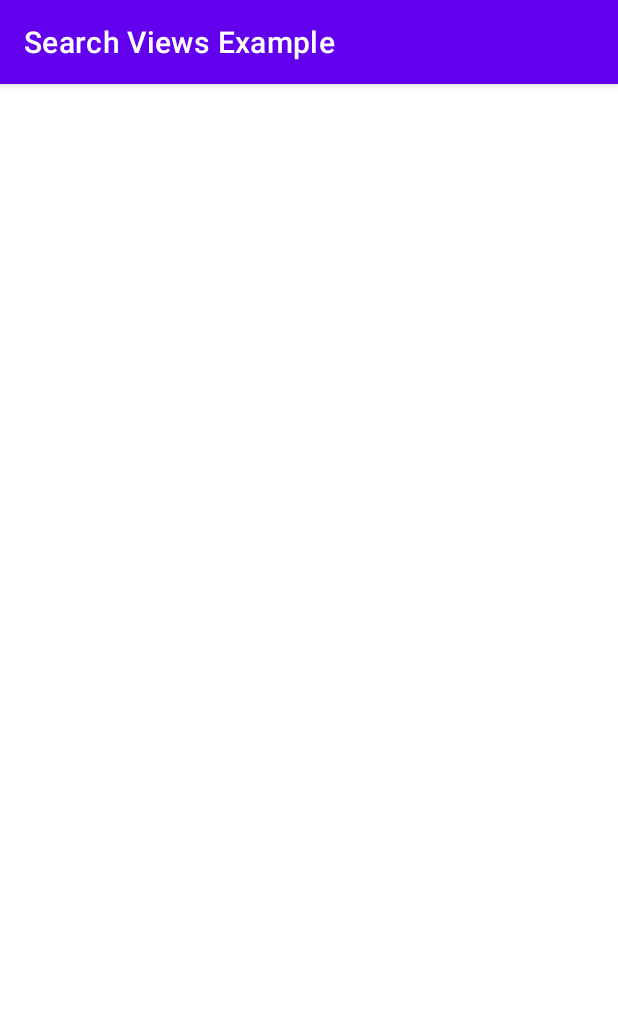
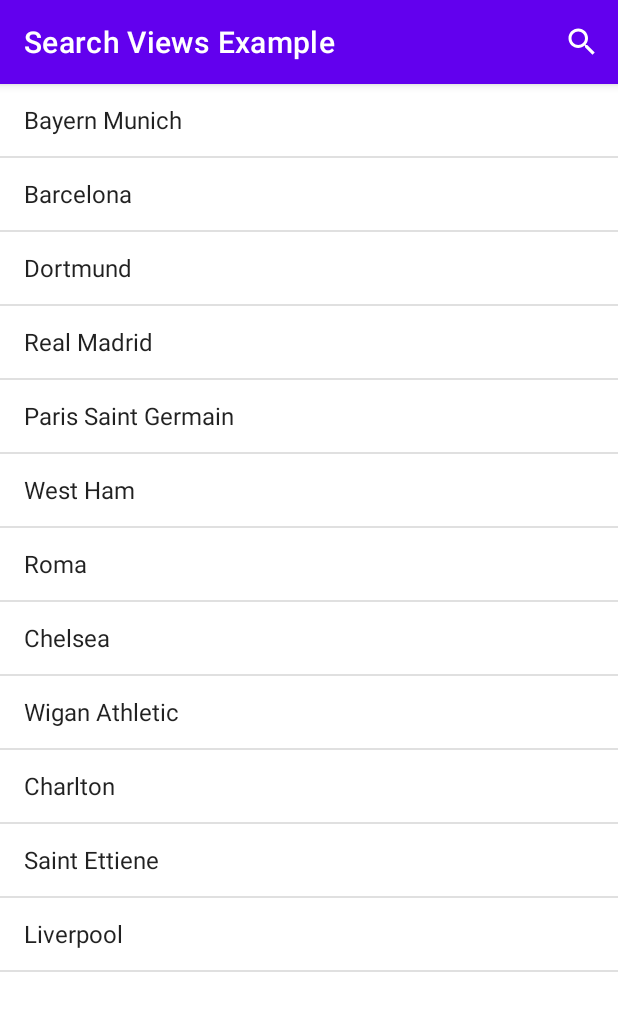
Before and after one commit to sinhSlumbering/Search-View-Tutorial, an Android app: the TopBarSearch screen opened directly, with no data from a screen before it, on a phone screen of 412 x 824 dp. Shown: the top 1011 px of the screen. Run offline under Robolectric (Android 15) with nearby library versions, the phone set to English and light mode, and no system bars.

Commit message:
added TopBarSearch.kt

```diff
--- a/app/src/main/java/com/example/searchviewsexample/AutocompleteSearch.kt
+++ b/app/src/main/java/com/example/searchviewsexample/AutocompleteSearch.kt
@@ -11,7 +11,7 @@ class AutocompleteSearch : AppCompatActivity() {
     //declaring the binding
     private lateinit var binding: ActivityAutocompleteSearchBinding
     //declaring the array to be filtered
-    val names = arrayOf("noki", "noki2", "niloy", "sinha", "not Sinha", "Srilanka")
+    val names = listOf("Bayern Munich", "Barcelona", "Dortmund", "Real Madrid", "Paris Saint Germain", "West Ham", "Roma", "Chelsea", "Wigan Athletic", "Charlton", "Saint Ettiene", "Liverpool")
     override fun onCreate(savedInstanceState: Bundle?) {
         super.onCreate(savedInstanceState)
         //initializing the binding
--- a/app/src/main/java/com/example/searchviewsexample/TopBarSearch.kt
+++ b/app/src/main/java/com/example/searchviewsexample/TopBarSearch.kt
@@ -2,10 +2,47 @@ package com.example.searchviewsexample
 
 import androidx.appcompat.app.AppCompatActivity
 import android.os.Bundle
+import android.view.Menu
+import android.widget.ArrayAdapter
+import android.widget.ListView
+import androidx.appcompat.widget.SearchView
+import com.example.searchviewsexample.databinding.ActivityTopBarSearchBinding
 
-class TopBarSearch : AppCompatActivity() {
+class TopBarSearch : AppCompatActivity(), SearchView.OnQueryTextListener {
+    private var names = listOf("Bayern Munich", "Barcelona", "Dortmund", "Real Madrid", "Paris Saint Germain", "West Ham", "Roma", "Chelsea", "Wigan Athletic", "Charlton", "Saint Ettiene", "Liverpool")
+    private lateinit var adapter: ArrayAdapter<String>
+    private lateinit var binding: ActivityTopBarSearchBinding
     override fun onCreate(savedInstanceState: Bundle?) {
         super.onCreate(savedInstanceState)
         setContentView(R.layout.activity_top_bar_search)
+        binding = ActivityTopBarSearchBinding.inflate(layoutInflater)
+        val rec: ListView = findViewById(R.id.topBarLstView)
+        adapter = ArrayAdapter(this, android.R.layout.simple_list_item_1, names)
+        rec.adapter = adapter
     }
+
+    override fun onCreateOptionsMenu(menu: Menu?): Boolean {
+        menuInflater.inflate(R.menu.topmenu, menu)
+        val search = menu?.findItem(R.id.search_top)
+        val searchView = search?.actionView as SearchView
+        searchView.isSubmitButtonEnabled = true
+        searchView.setOnQueryTextListener(this)
+        return super.onCreateOptionsMenu(menu)
+    }
+
+    override fun onQueryTextSubmit(query: String?): Boolean {
+        if(query != null){
+            adapter.filter.filter(query)
+        }
+        return true
+    }
+
+    override fun onQueryTextChange(newText: String?): Boolean {
+        if(newText != null){
+            adapter.filter.filter(newText)
+        }
+        return true
+    }
+
+
 }
--- a/app/src/main/res/layout/activity_top_bar_search.xml
+++ b/app/src/main/res/layout/activity_top_bar_search.xml
@@ -7,7 +7,7 @@
     tools:context=".TopBarSearch">
 
     <ListView
-        android:id="@+id/topBarRecView"
+        android:id="@+id/topBarLstView"
         android:layout_width="match_parent"
         android:layout_height="match_parent"
         app:layout_constraintStart_toStartOf="parent"
```
Also changed, not shown: app/src/main/java/com/example/searchviewsexample/SearchViewExample.kt (+14 -16 lines), app/src/main/res/menu/topmenu.xml (renamed from app/src/main/res/menu/topbarmenu.xml).
